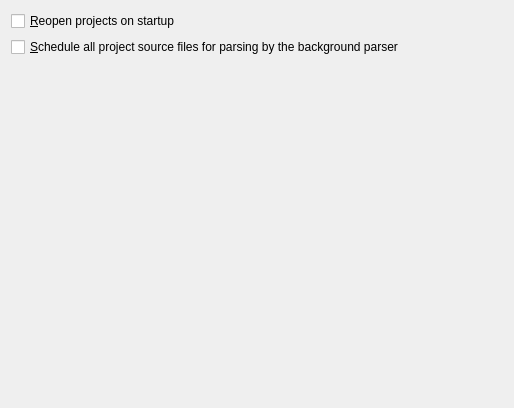
The window that shell/settings/projectsettings.ui (KDE/kdevelop) describes before a commit, drawn with Qt 5.
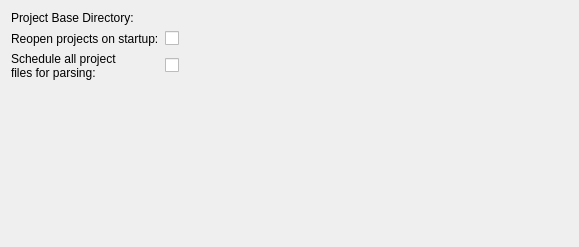
The same window after the commit. Custom widgets are drawn as their Qt base class.

Commit message: Move KConfig-reading code for the project base directory into projectController and provide a public accessor. The code was used in 3 places now already, so we better share it.

The edit to the form file:
```diff
--- a/shell/settings/projectsettings.ui
+++ b/shell/settings/projectsettings.ui
@@ -5,37 +5,72 @@
    <rect>
     <x>0</x>
     <y>0</y>
-    <width>514</width>
-    <height>408</height>
+    <width>554</width>
+    <height>247</height>
    </rect>
   </property>
-  <layout class="QVBoxLayout" >
-   <item>
+  <layout class="QGridLayout" name="gridLayout" >
+   <item row="0" column="0" >
+    <widget class="QLabel" name="label_3" >
+     <property name="text" >
+      <string>Project Base Directory:</string>
+     </property>
+     <property name="buddy" >
+      <cstring>kcfg_projectsBaseDirectory</cstring>
+     </property>
+    </widget>
+   </item>
+   <item row="0" column="1" >
+    <widget class="KUrlRequester" name="kcfg_projectsBaseDirectory" >
+     <property name="toolTip" >
+      <string>Select the base directory where new projects are being created.</string>
+     </property>
+    </widget>
+   </item>
+   <item row="1" column="0" >
+    <widget class="QLabel" name="label" >
+     <property name="text" >
+      <string>Reopen projects on startup:</string>
+     </property>
+     <property name="buddy" >
+      <cstring>kcfg_reopenProjectsOnStartup</cstring>
+     </property>
+    </widget>
+   </item>
+   <item row="1" column="1" >
     <widget class="QCheckBox" name="kcfg_reopenProjectsOnStartup" >
      <property name="text" >
-      <string>&amp;Reopen projects on startup</string>
+      <string/>
      </property>
     </widget>
    </item>
-   <item>
+   <item row="2" column="0" >
+    <widget class="QLabel" name="label_2" >
+     <property name="text" >
+      <string>Schedule all project
+files for parsing:</string>
+     </property>
+     <property name="buddy" >
+      <cstring>kcfg_parseAllProjectSources</cstring>
+     </property>
+    </widget>
+   </item>
+   <item row="2" column="1" >
     <widget class="QCheckBox" name="kcfg_parseAllProjectSources" >
      <property name="text" >
-      <string>&amp;Schedule all project source files for parsing by the background parser</string>
+      <string/>
      </property>
     </widget>
    </item>
-   <item>
-    <spacer>
+   <item row="3" column="1" >
+    <spacer name="verticalSpacer" >
      <property name="orientation" >
       <enum>Qt::Vertical</enum>
      </property>
-     <property name="sizeType" >
-      <enum>QSizePolicy::Expanding</enum>
-     </property>
-     <property name="sizeHint" >
+     <property name="sizeHint" stdset="0" >
       <size>
-       <width>457</width>
-       <height>291</height>
+       <width>403</width>
+       <height>147</height>
       </size>
      </property>
     </spacer>
@@ -44,6 +79,13 @@
  </widget>
  <layoutdefault spacing="6" margin="11" />
  <pixmapfunction>qPixmapFromMimeSource</pixmapfunction>
+ <customwidgets>
+  <customwidget>
+   <class>KUrlRequester</class>
+   <extends>QFrame</extends>
+   <header>kurlrequester.h</header>
+  </customwidget>
+ </customwidgets>
  <resources/>
  <connections/>
 </ui>
```
Left out of the diff: 6 changed lines with no effect on the pictures. The commit also changes 6 other files.
